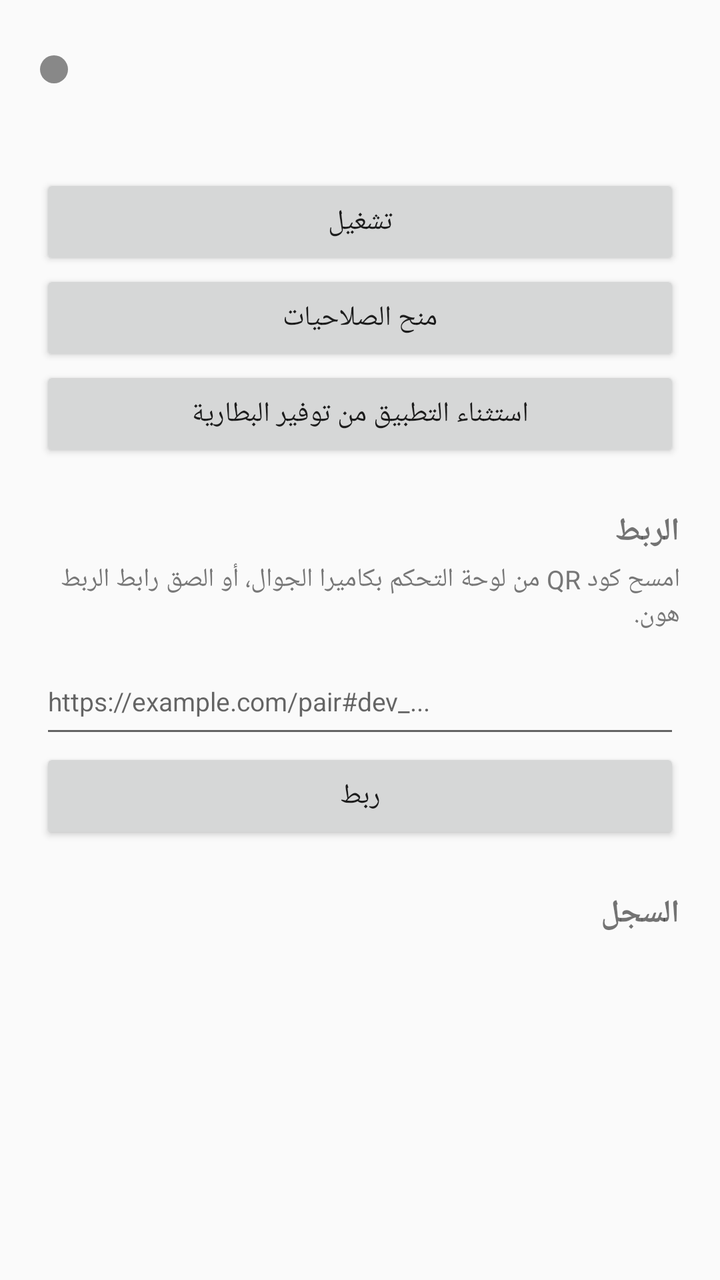
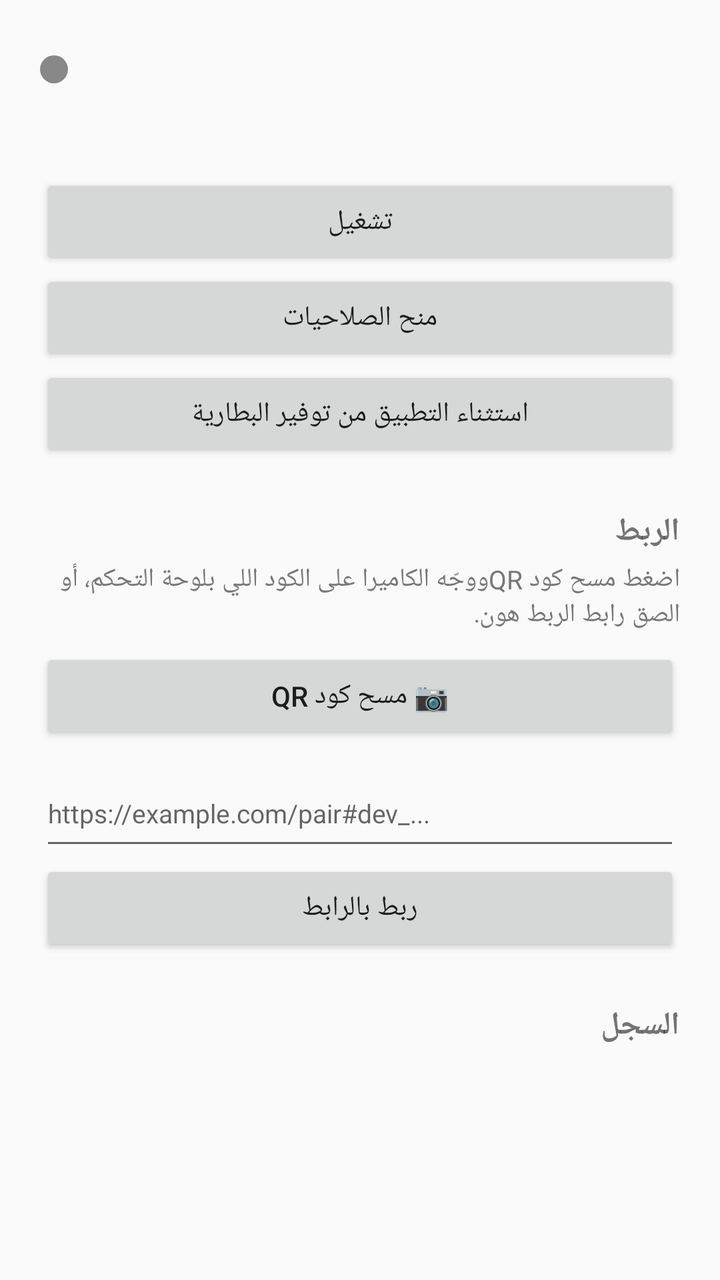

Compare the two renders of this Android layout. The source of the first and the diff that turns it into the second are given below.
<!-- AndroidManifest.xml: application theme android:Theme.Material.Light.DarkActionBar -->
<!-- res/layout/activity_main.xml -->
<?xml version="1.0" encoding="utf-8"?>
<ScrollView xmlns:android="http://schemas.android.com/apk/res/android"
    android:layout_width="match_parent"
    android:layout_height="match_parent"
    android:fillViewport="true">

    <LinearLayout
        android:layout_width="match_parent"
        android:layout_height="wrap_content"
        android:orientation="vertical"
        android:padding="20dp">

        
        <LinearLayout
            android:layout_width="match_parent"
            android:layout_height="wrap_content"
            android:gravity="center_vertical"
            android:orientation="horizontal">

            <View
                android:id="@+id/statusDot"
                android:layout_width="14dp"
                android:layout_height="14dp"
                android:background="@drawable/dot" />

            <TextView
                android:id="@+id/statusText"
                android:layout_width="wrap_content"
                android:layout_height="wrap_content"
                android:layout_marginStart="10dp"
                android:textSize="22sp"
                android:textStyle="bold" />
        </LinearLayout>

        <TextView
            android:id="@+id/serverText"
            android:layout_width="match_parent"
            android:layout_height="wrap_content"
            android:layout_marginTop="4dp"
            android:textColor="#777777"
            android:textDirection="ltr"
            android:textSize="13sp" />

        <Button
            android:id="@+id/toggleBtn"
            android:layout_width="match_parent"
            android:layout_height="wrap_content"
            android:layout_marginTop="16dp"
            android:text="@string/start" />

        <Button
            android:id="@+id/permBtn"
            android:layout_width="match_parent"
            android:layout_height="wrap_content"
            android:text="@string/grant_perms" />

        <Button
            android:id="@+id/batteryBtn"
            android:layout_width="match_parent"
            android:layout_height="wrap_content"
            android:text="@string/battery" />

        
        <TextView
            android:layout_width="match_parent"
            android:layout_height="wrap_content"
            android:layout_marginTop="24dp"
            android:text="@string/pair_title"
            android:textSize="16sp"
            android:textStyle="bold" />

        <TextView
            android:layout_width="match_parent"
            android:layout_height="wrap_content"
            android:layout_marginTop="4dp"
            android:text="@string/pair_help"
            android:textColor="#777777"
            android:textSize="13sp" />

        <EditText
            android:id="@+id/pairInput"
            android:layout_width="match_parent"
            android:layout_height="wrap_content"
            android:layout_marginTop="8dp"
            android:hint="https://example.com/pair#dev_..."
            android:importantForAutofill="no"
            android:inputType="textUri|textMultiLine"
            android:minLines="2"
            android:textDirection="ltr"
            android:textSize="13sp" />

        <Button
            android:id="@+id/pairBtn"
            android:layout_width="match_parent"
            android:layout_height="wrap_content"
            android:text="@string/pair_button" />

        
        <TextView
            android:layout_width="match_parent"
            android:layout_height="wrap_content"
            android:layout_marginTop="24dp"
            android:text="@string/log_title"
            android:textSize="16sp"
            android:textStyle="bold" />

        <TextView
            android:id="@+id/logText"
            android:layout_width="match_parent"
            android:layout_height="wrap_content"
            android:layout_marginTop="8dp"
            android:fontFamily="monospace"
            android:textIsSelectable="true"
            android:textSize="12sp" />
    </LinearLayout>
</ScrollView>
<!-- resources referenced by this layout -->
<resources>
  <!-- drawable dot (drawable) -->
  <?xml version="1.0" encoding="utf-8"?>
  <shape xmlns:android="http://schemas.android.com/apk/res/android" android:shape="oval">
      <solid android:color="#888888" />
  </shape>
  <string name="battery">استثناء التطبيق من توفير البطارية</string>
  <string name="grant_perms">منح الصلاحيات</string>
  <string name="log_title">السجل</string>
  <string name="pair_button">ربط</string>
  <string name="pair_help">امسح كود QR من لوحة التحكم بكاميرا الجوال، أو الصق رابط الربط هون.</string>
  <string name="pair_title">الربط</string>
  <string name="start">تشغيل</string>
</resources>

<!-- the commit's change to res/layout/activity_main.xml (unified diff, before → after) -->
@@ -77,6 +77,13 @@
             android:textColor="#777777"
             android:textSize="13sp" />
 
+        <Button
+            android:id="@+id/scanBtn"
+            android:layout_width="match_parent"
+            android:layout_height="wrap_content"
+            android:layout_marginTop="8dp"
+            android:text="@string/scan_button" />
+
         <EditText
             android:id="@+id/pairInput"
             android:layout_width="match_parent"
<!-- resource entries referenced after the edit -->
@@ -8,9 +8,10 @@
   <string name="battery">استثناء التطبيق من توفير البطارية</string>
   <string name="grant_perms">منح الصلاحيات</string>
   <string name="log_title">السجل</string>
-  <string name="pair_button">ربط</string>
-  <string name="pair_help">امسح كود QR من لوحة التحكم بكاميرا الجوال، أو الصق رابط الربط هون.</string>
+  <string name="pair_button">ربط بالرابط</string>
+  <string name="pair_help">اضغط "مسح كود QR" ووجّه الكاميرا على الكود اللي بلوحة التحكم، أو الصق رابط الربط هون.</string>
   <string name="pair_title">الربط</string>
+  <string name="scan_button">📷 مسح كود QR</string>
   <string name="start">تشغيل</string>
 </resources>
 
